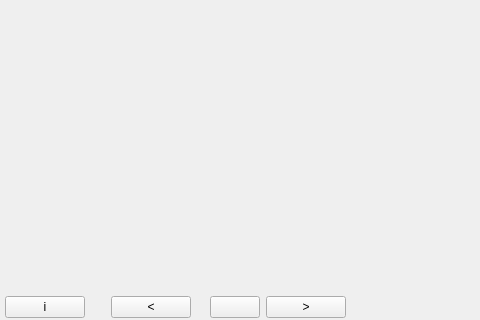
The window that qt/ui/main_window.ui (Mouchnino/moneyguru) describes before a commit, drawn with Qt 5; both pictures show x 167 to 647 and y 148 to 468 of the 647 by 468 pixel window.
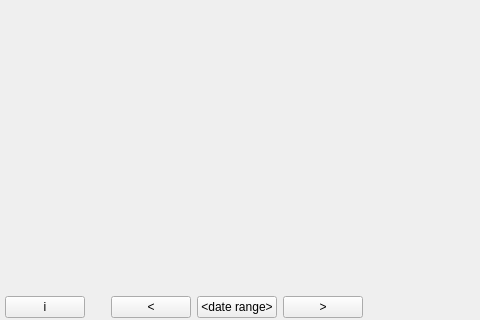
The same window after the commit. Icons and pictures are not drawn.

Commit message:
qt: tweaked the date range widget.
extra : convert_revision : svn%3A7afd0f2a-1d33-46b8-9979-f8add37626ee/trunk%40157

Diff of the .ui file:
```diff
--- a/qt/ui/main_window.ui
+++ b/qt/ui/main_window.ui
@@ -99,34 +99,27 @@
         </widget>
        </item>
        <item>
-        <widget class="QLabel" name="dateRangeDisplayLabel">
-         <property name="text">
-          <string>&lt;date range&gt;</string>
-         </property>
-        </widget>
-       </item>
-       <item>
-        <widget class="QPushButton" name="dateRangeMenuButton">
+        <widget class="QPushButton" name="dateRangeButton">
          <property name="sizePolicy">
-          <sizepolicy hsizetype="Fixed" vsizetype="Fixed">
+          <sizepolicy hsizetype="Minimum" vsizetype="Fixed">
            <horstretch>0</horstretch>
            <verstretch>0</verstretch>
           </sizepolicy>
          </property>
          <property name="minimumSize">
           <size>
-           <width>50</width>
+           <width>0</width>
            <height>0</height>
           </size>
          </property>
          <property name="maximumSize">
           <size>
-           <width>50</width>
+           <width>16777215</width>
            <height>16777215</height>
           </size>
          </property>
          <property name="text">
-          <string/>
+          <string>&lt;date range&gt;</string>
          </property>
          <property name="iconSize">
           <size>
```
The commit also changes 1 other file.
